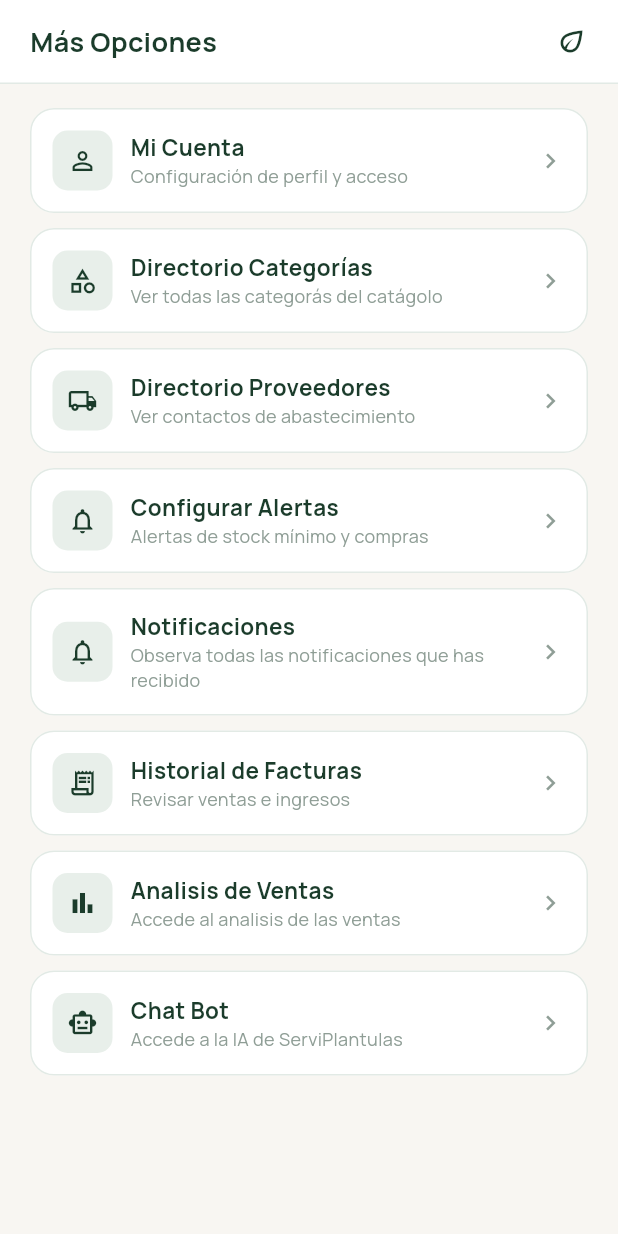
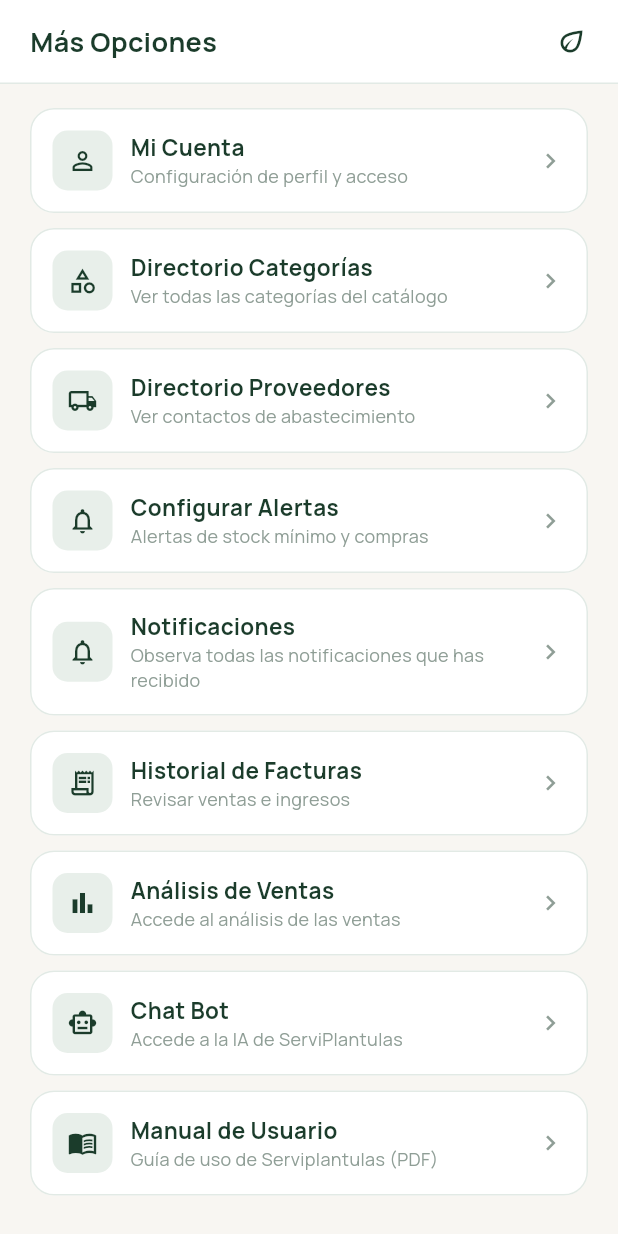
Before and after one commit to serviplantulas-proyecto/serviplantulas, a Flutter app: the MenuMasPage screen opened directly, on a phone screen of 412 x 824 dp. Run offline on Flutter 3.47's test engine with Material 3 defaults, Android fonts, the phone set to English and light mode, and no system bars; our stand-ins replace google_fonts, google_sign_in, image_picker, permission_handler, shared_preferences; missing offline and left inert: desktop_drop, image_picker_android, image_picker_platform_interface, pdfx; accounts and stored records are empty.

Commit message:
agregando manual de usuario

```diff
--- a/serviplantulas_frontend/lib/pantallas/menu_mas_page.dart
+++ b/serviplantulas_frontend/lib/pantallas/menu_mas_page.dart
@@ -10,6 +10,7 @@ import '../styles/app_text_styles.dart';
 import 'chat_eva_page.dart';
 import 'configurar_alertas_page.dart';
 import 'historial_facturas_page.dart';
+import 'manual_usuario_page.dart';
 import 'mi_cuenta_page.dart';
 
 class MenuMasPage extends StatelessWidget {
@@ -37,14 +38,15 @@ class MenuMasPage extends StatelessWidget {
                   MenuOptionTile(
                     icon: Icons.category_outlined,
                     title: 'Directorio Categorías',
-                    subtitle: 'Ver todas las categorás del catágolo',
+                    subtitle: 'Ver todas las categorías del catálogo',
                     onTap: () => _go(context, const CategoriasPage()),
                   ),
                   MenuOptionTile(
                     icon: Icons.local_shipping_outlined,
                     title: 'Directorio Proveedores',
                     subtitle: 'Ver contactos de abastecimiento',
-                    onTap: () => _go(context, const DirectorioProveedoresPage()),
+                    onTap: () =>
+                        _go(context, const DirectorioProveedoresPage()),
                   ),
                   MenuOptionTile(
                     icon: Icons.notifications_outlined,
@@ -55,7 +57,7 @@ class MenuMasPage extends StatelessWidget {
                   MenuOptionTile(
                     icon: Icons.notifications_outlined,
                     title: 'Notificaciones',
-                    subtitle: 'Observa todas las notificaciones que has recibido ',
+                    subtitle: 'Observa todas las notificaciones que has recibido',
                     onTap: () => _go(context, const NotificacionesPage()),
                   ),
                   MenuOptionTile(
@@ -66,8 +68,8 @@ class MenuMasPage extends StatelessWidget {
                   ),
                   MenuOptionTile(
                     icon: Icons.bar_chart,
-                    title: 'Analisis de Ventas',
-                    subtitle: 'Accede al analisis de las ventas ',
+                    title: 'Análisis de Ventas',
+                    subtitle: 'Accede al análisis de las ventas',
                     onTap: () => _go(context, const AnalisisVentasPage()),
                   ),
                   MenuOptionTile(
@@ -75,6 +77,12 @@ class MenuMasPage extends StatelessWidget {
                     title: 'Chat Bot',
                     subtitle: 'Accede a la IA de ServiPlantulas',
                     onTap: () => _go(context, const ChatEvaPage()),
+                  ),
+                  MenuOptionTile(
+                    icon: Icons.menu_book_outlined,
+                    title: 'Manual de Usuario',
+                    subtitle: 'Guía de uso de Serviplantulas (PDF)',
+                    onTap: () => _go(context, const ManualUsuarioPage()),
                   ),
                 ],
               ),
--- a/serviplantulas_frontend/pubspec.yaml
+++ b/serviplantulas_frontend/pubspec.yaml
@@ -14,6 +14,7 @@ dependencies:
   shared_preferences: ^2.5.5
   google_sign_in: ^6.2.2
   permission_handler: ^11.3.1
+  pdfx: 2.11.0
 
 dev_dependencies:
   flutter_test:
@@ -39,3 +40,4 @@ flutter:
   uses-material-design: true
   assets:
     - assets/images/
+    - assets/docs/manual_usuario.pdf
```
Also changed, not shown: serviplantulas_frontend/lib/pantallas/manual_usuario_page.dart (added, +72 -0 lines), serviplantulas_frontend/pubspec.lock, 4 other files.
